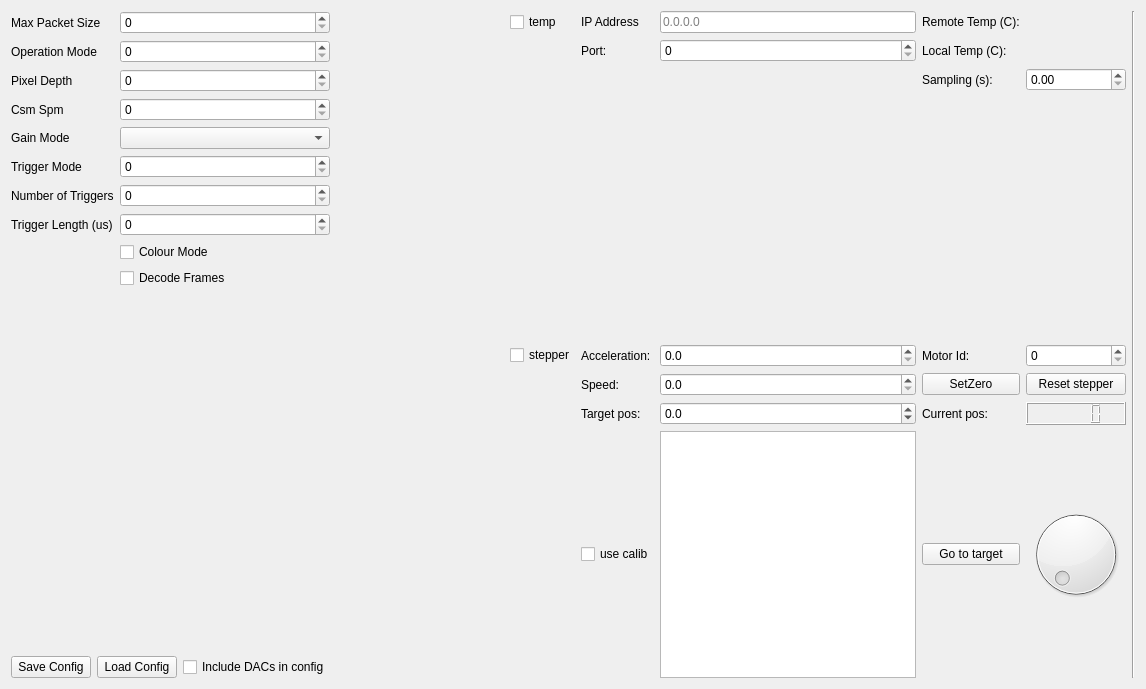
This is SpidrMpx3Eq/qcstmconfigmonitoring.ui in navrit/dexter as Qt 5 draws it before an edit. The edited form follows.
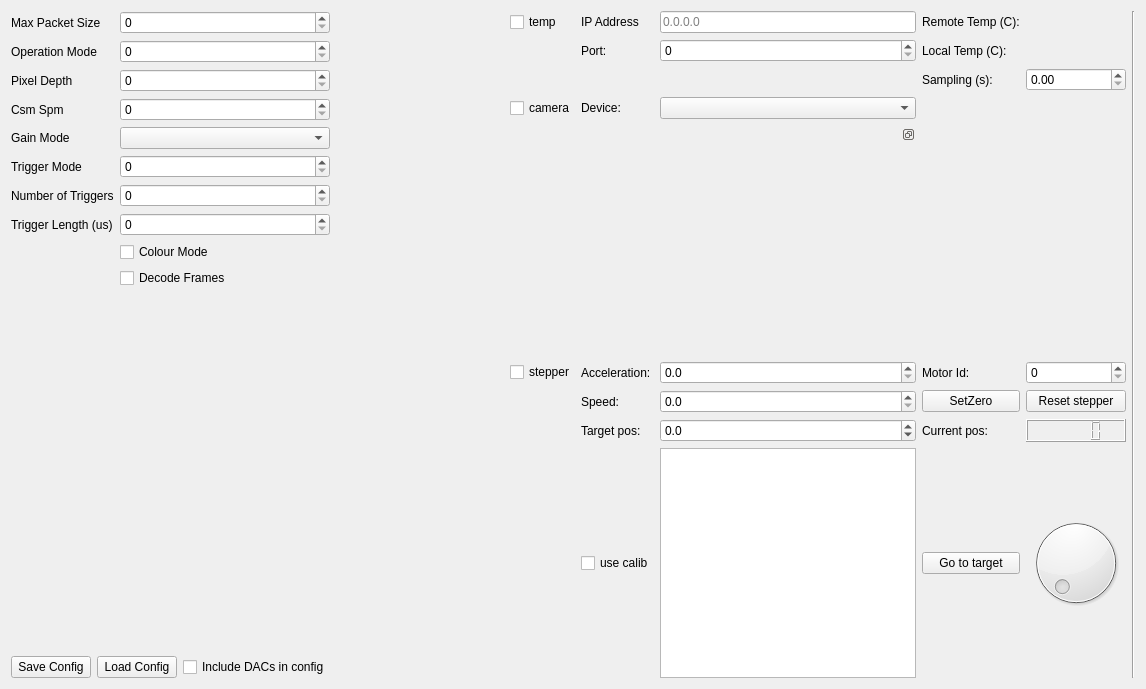
This is the edited form.

Commit message: camera incorporated in the configuration panel

Diff of the .ui file:
```diff
--- a/SpidrMpx3Eq/qcstmconfigmonitoring.ui
+++ b/SpidrMpx3Eq/qcstmconfigmonitoring.ui
@@ -220,13 +220,6 @@
      </item>
      <item>
       <layout class="QGridLayout" name="gridLayout">
-       <item row="1" column="1">
-        <widget class="QLabel" name="label_12">
-         <property name="text">
-          <string>Port:</string>
-         </property>
-        </widget>
-       </item>
        <item row="0" column="0">
         <widget class="QCheckBox" name="tempReadingActivateCheckBox">
          <property name="text">
@@ -234,7 +227,14 @@
          </property>
         </widget>
        </item>
-       <item row="0" column="4">
+       <item row="1" column="1">
+        <widget class="QLabel" name="label_12">
+         <property name="text">
+          <string>Port:</string>
+         </property>
+        </widget>
+       </item>
+       <item row="0" column="3">
         <widget class="QLabel" name="label_0">
          <property name="text">
           <string>Remote Temp (C):</string>
@@ -248,29 +248,36 @@
          </property>
         </widget>
        </item>
-       <item row="0" column="5">
+       <item row="0" column="4">
         <widget class="QLabel" name="remoteTempMeasLabel">
          <property name="text">
           <string/>
          </property>
         </widget>
        </item>
-       <item row="1" column="5">
-        <widget class="QLabel" name="localTempMeasLabel">
-         <property name="text">
-          <string/>
-         </property>
-        </widget>
+       <item row="3" column="4">
+        <widget class="QDoubleSpinBox" name="samplingSpinner"/>
        </item>
-       <item row="1" column="4">
+       <item row="1" column="3">
         <widget class="QLabel" name="label_10">
          <property name="text">
           <string>Local Temp (C):</string>
          </property>
         </widget>
        </item>
-       <item row="3" column="5">
-        <widget class="QDoubleSpinBox" name="samplingSpinner"/>
+       <item row="1" column="4">
+        <widget class="QLabel" name="localTempMeasLabel">
+         <property name="text">
+          <string/>
+         </property>
+        </widget>
+       </item>
+       <item row="3" column="3">
+        <widget class="QLabel" name="label_1">
+         <property name="text">
+          <string>Sampling (s):</string>
+         </property>
+        </widget>
        </item>
        <item row="1" column="2">
         <widget class="QSpinBox" name="portSpinner">
@@ -279,13 +286,16 @@
          </property>
         </widget>
        </item>
-       <item row="3" column="4">
-        <widget class="QLabel" name="label_1">
+       <item row="8" column="3">
+        <widget class="QLabel" name="label_14">
          <property name="text">
-          <string>Sampling (s):</string>
+          <string>Motor Id:</string>
          </property>
         </widget>
        </item>
+       <item row="8" column="4">
+        <widget class="QSpinBox" name="motorIdSpinBox"/>
+       </item>
        <item row="0" column="2">
         <widget class="QLineEdit" name="ipLineEdit">
          <property name="frame">
@@ -296,34 +306,24 @@
          </property>
         </widget>
        </item>
-       <item row="8" column="4">
-        <widget class="QLabel" name="label_14">
-         <property name="text">
-          <string>Motor Id:</string>
-         </property>
-        </widget>
-       </item>
-       <item row="8" column="5">
-        <widget class="QSpinBox" name="motorIdSpinBox"/>
-       </item>
-       <item row="9" column="5">
+       <item row="9" column="4">
         <widget class="QPushButton" name="motorResetButton">
          <property name="text">
           <string>Reset stepper</string>
          </property>
         </widget>
        </item>
-       <item row="11" column="5">
+       <item row="10" column="4">
+        <widget class="QLCDNumber" name="motorCurrentPoslcdNumber"/>
+       </item>
+       <item row="11" column="4">
         <widget class="QDial" name="motorDial">
          <property name="maximum">
           <number>360</number>
          </property>
         </widget>
        </item>
-       <item row="10" column="5">
-        <widget class="QLCDNumber" name="motorCurrentPoslcdNumber"/>
-       </item>
-       <item row="10" column="4">
+       <item row="10" column="3">
         <widget class="QLabel" name="stepperCurrentPosLabel">
          <property name="text">
           <string>Current pos:</string>
@@ -372,6 +372,13 @@
          </property>
         </widget>
        </item>
+       <item row="11" column="1">
+        <widget class="QCheckBox" name="stepperUseCalibCheckBox">
+         <property name="text">
+          <string>use calib</string>
+         </property>
+        </widget>
+       </item>
        <item row="10" column="2">
         <widget class="QDoubleSpinBox" name="targetPosSpinBox">
          <property name="decimals">
@@ -385,10 +392,10 @@
          </property>
         </widget>
        </item>
-       <item row="11" column="1">
-        <widget class="QCheckBox" name="stepperUseCalibCheckBox">
+       <item row="11" column="3">
+        <widget class="QPushButton" name="motorGoToTargetButton">
          <property name="text">
-          <string>use calib</string>
+          <string>Go to target</string>
          </property>
         </widget>
        </item>
@@ -405,6 +412,13 @@
          </property>
         </spacer>
        </item>
+       <item row="9" column="3">
+        <widget class="QPushButton" name="stepperSetZeroPushButton">
+         <property name="text">
+          <string>SetZero</string>
+         </property>
+        </widget>
+       </item>
        <item row="11" column="2">
         <widget class="QTableView" name="stepperCalibrationTableView">
          <property name="layoutDirection">
@@ -412,20 +426,31 @@
          </property>
         </widget>
        </item>
-       <item row="11" column="4">
-        <widget class="QPushButton" name="motorGoToTargetButton">
+       <item row="4" column="0">
+        <widget class="QCheckBox" name="cameraCheckBox">
          <property name="text">
-          <string>Go to target</string>
+          <string>camera</string>
          </property>
         </widget>
        </item>
-       <item row="9" column="4">
-        <widget class="QPushButton" name="stepperSetZeroPushButton">
+       <item row="4" column="1">
+        <widget class="QLabel" name="label">
          <property name="text">
-          <string>SetZero</string>
+          <string>Device:</string>
          </property>
         </widget>
        </item>
+       <item row="4" column="2">
+        <widget class="QComboBox" name="cameraComboBox"/>
+       </item>
+       <item row="6" column="2">
+        <widget class="QDockWidget" name="videoDockWidget">
+         <property name="features">
+          <set>QDockWidget::DockWidgetFloatable|QDockWidget::DockWidgetMovable</set>
+         </property>
+         <widget class="QWidget" name="dockWidgetContents"/>
+        </widget>
+       </item>
       </layout>
      </item>
     </layout>
```
The commit also changes 7 other files.
